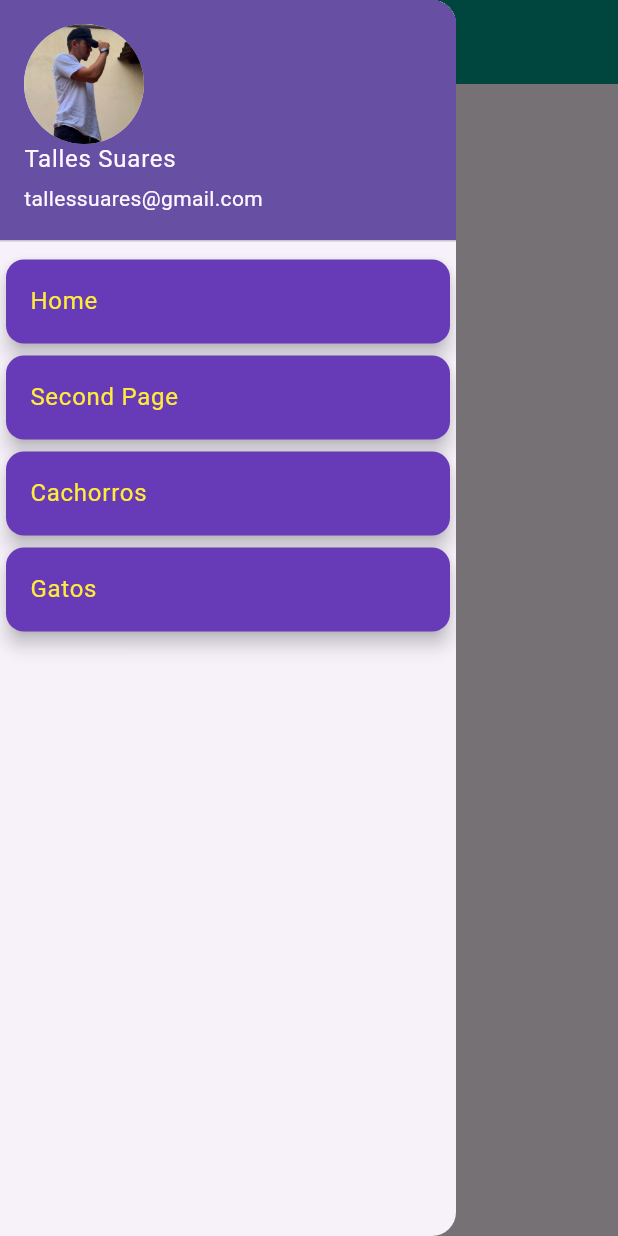
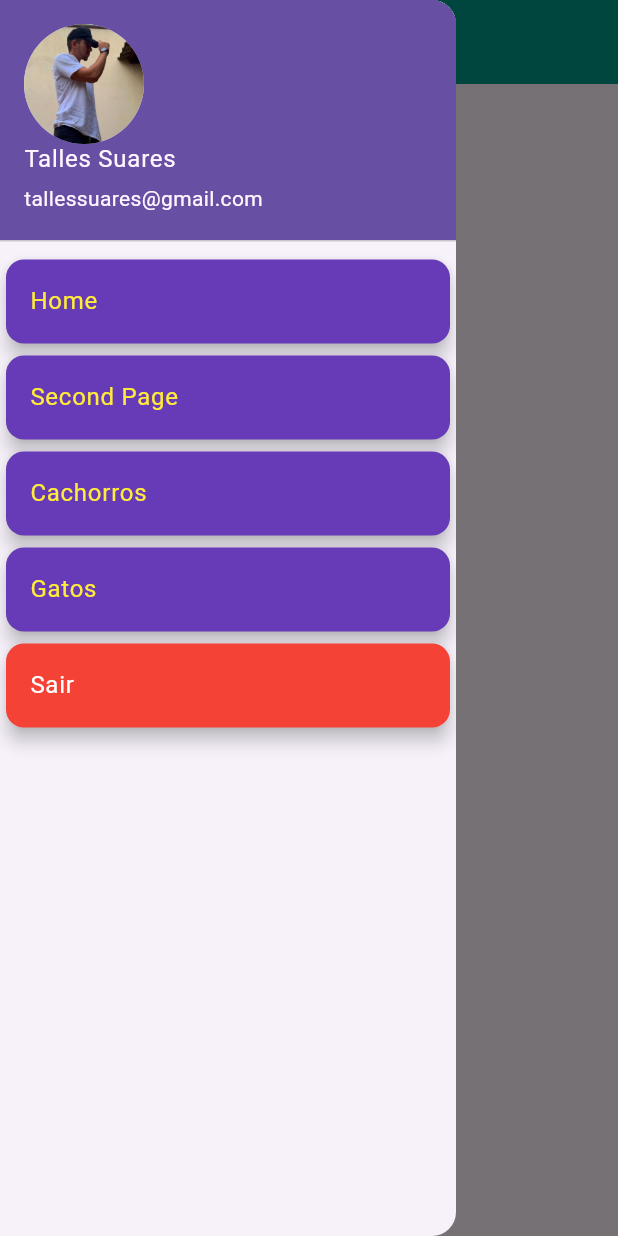
Before and after one commit to suarestalles/pw3_2023_talles, a Flutter app: the screen it shows after launch, with the side drawer open, on a phone screen of 412 x 824 dp. Run offline on Flutter 3.47's test engine with Material 2 defaults, Android fonts, the light colour scheme and no system bars.

Commit message:
adjusts CanaPet

```diff
--- a/lib/modules/home/pages/home_page.dart
+++ b/lib/modules/home/pages/home_page.dart
@@ -1,5 +1,6 @@
 import 'package:aprendendo_flutter/theme/my_colors.dart';
 import 'package:aprendendo_flutter/utils/app_routes.dart';
+import 'package:aprendendo_flutter/widgets/my_drawer.dart';
 import 'package:flutter/material.dart';
 
 class HomePage extends StatelessWidget {
@@ -9,67 +10,8 @@ class HomePage extends StatelessWidget {
   Widget build(BuildContext context) {
     return SafeArea(
       child: Scaffold(
-        drawer: Drawer(
-          child: ListView(
-            children: const [
-              UserAccountsDrawerHeader(
-                accountName: Text("Talles Suares"),
-                accountEmail: Text("tallessuares@gmail.com"),
-                currentAccountPicture: CircleAvatar(
-                  radius: 200,
-                  backgroundImage: AssetImage("assets/images/imagemUser.jpg"),
-                ),
-                currentAccountPictureSize: Size(80, 80),
-              ),
-              Card(
-                elevation: 5,
-                child: ListTile(
-                  title: Text(
-                    'Home',
-                    style: TextStyle(
-                      color: MyColors.secondaryColor,
-                    ),
-                  ),
-                ),
-              ),
-              Card(
-                elevation: 5,
-                child: ListTile(
-                  title: Text(
-                    'Second Page',
-                    style: TextStyle(
-                      color: MyColors.secondaryColor,
-                    ),
-                  ),
-                ),
-              ),
-              Card(
-                elevation: 5,
-                child: ListTile(
-                  title: Text(
-                    'Cachorros',
-                    style: TextStyle(
-                      color: MyColors.secondaryColor,
-                    ),
-                  ),
-                ),
-              ),
-              Card(
-                elevation: 5,
-                child: ListTile(
-                  title: Text(
-                    'Gatos',
-                    style: TextStyle(
-                      color: MyColors.secondaryColor,
-                    ),
-                  ),
-                ),
-              ),
-            ],
-          ),
-        ),
+        drawer: const MyDrawer(),
         appBar: AppBar(
-          centerTitle: true,
           title: const Text(
             'HomePage',
           ),
--- /dev/null
+++ b/lib/widgets/my_drawer.dart
@@ -0,0 +1,83 @@
+import 'package:aprendendo_flutter/theme/my_colors.dart';
+import 'package:flutter/material.dart';
+
+class MyDrawer extends StatelessWidget {
+  const MyDrawer({
+    super.key,
+  });
+
+  @override
+  Widget build(BuildContext context) {
+    return Drawer(
+          child: ListView(
+            children: const [
+              UserAccountsDrawerHeader(
+                accountName: Text("Talles Suares"),
+                accountEmail: Text("tallessuares@gmail.com"),
+                currentAccountPicture: CircleAvatar(
+                  radius: 200,
+                  backgroundImage: AssetImage("assets/images/imagemUser.jpg"),
+                ),
+                currentAccountPictureSize: Size(80, 80),
+              ),
+              Card(
+                elevation: 5,
+                child: ListTile(
+                  title: Text(
+                    'Home',
+                    style: TextStyle(
+                      color: MyColors.secondaryColor,
+                    ),
+                  ),
+                ),
+              ),
+              Card(
+                elevation: 5,
+                child: ListTile(
+                  title: Text(
+                    'Second Page',
+                    style: TextStyle(
+                      color: MyColors.secondaryColor,
+                    ),
+                  ),
+                ),
+              ),
+              Card(
+                elevation: 5,
+                child: ListTile(
+                  title: Text(
+                    'Cachorros',
+                    style: TextStyle(
+                      color: MyColors.secondaryColor,
+                    ),
+                  ),
+                ),
+              ),
+              Card(
+                elevation: 5,
+                child: ListTile(
+                  title: Text(
+                    'Gatos',
+                    style: TextStyle(
+                      color: MyColors.secondaryColor,
+                    ),
+                  ),
+                ),
+              ),
+              Card(
+                color: Colors.red,
+                elevation: 5,
+                child: ListTile(
+                  title: Text(
+                    'Sair',
+                    style: TextStyle(
+                      color: Colors.white,
+                    ),
+                  ),
+                ),
+              ),
+            ],
+          ),
+        );
+  }
+}
```
Also changed, not shown: lib/modules/cachorro/pages/cachorro_list_page.dart (+94 -19 lines), pubspec.yaml (+19 -0 lines), assets/images/iconApp.jpg (added), pubspec.lock, 41 other files.
